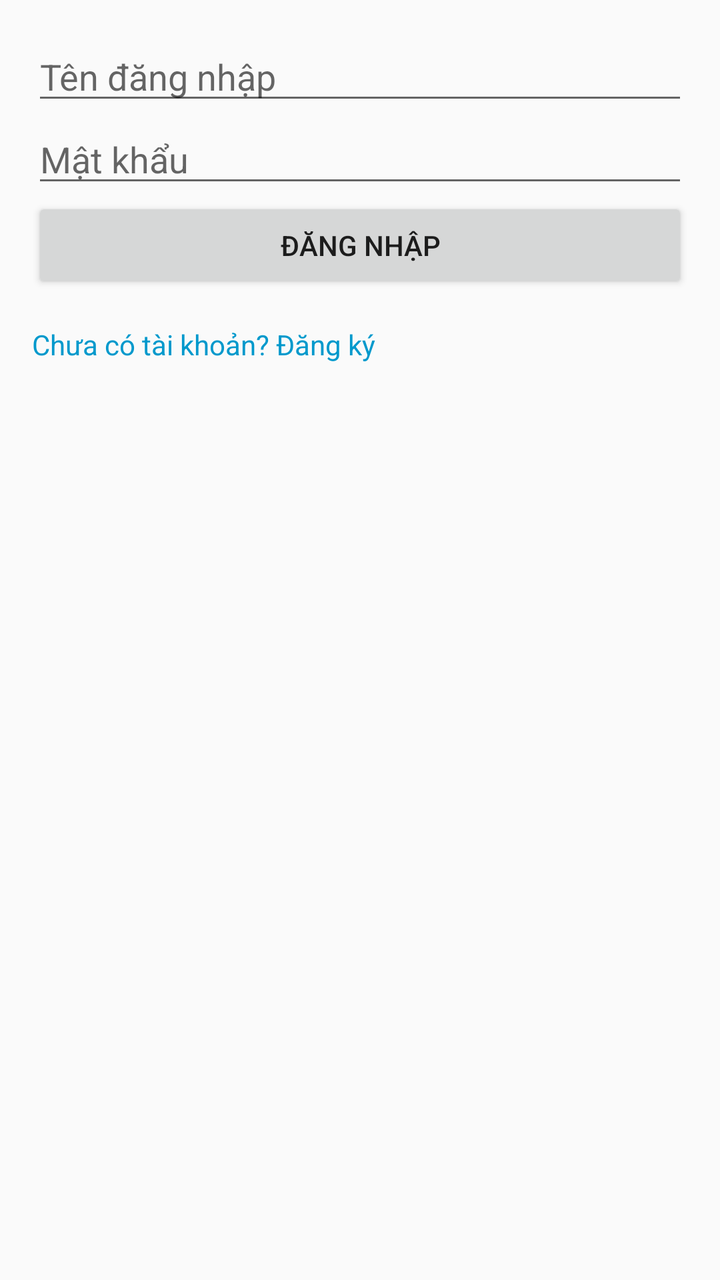
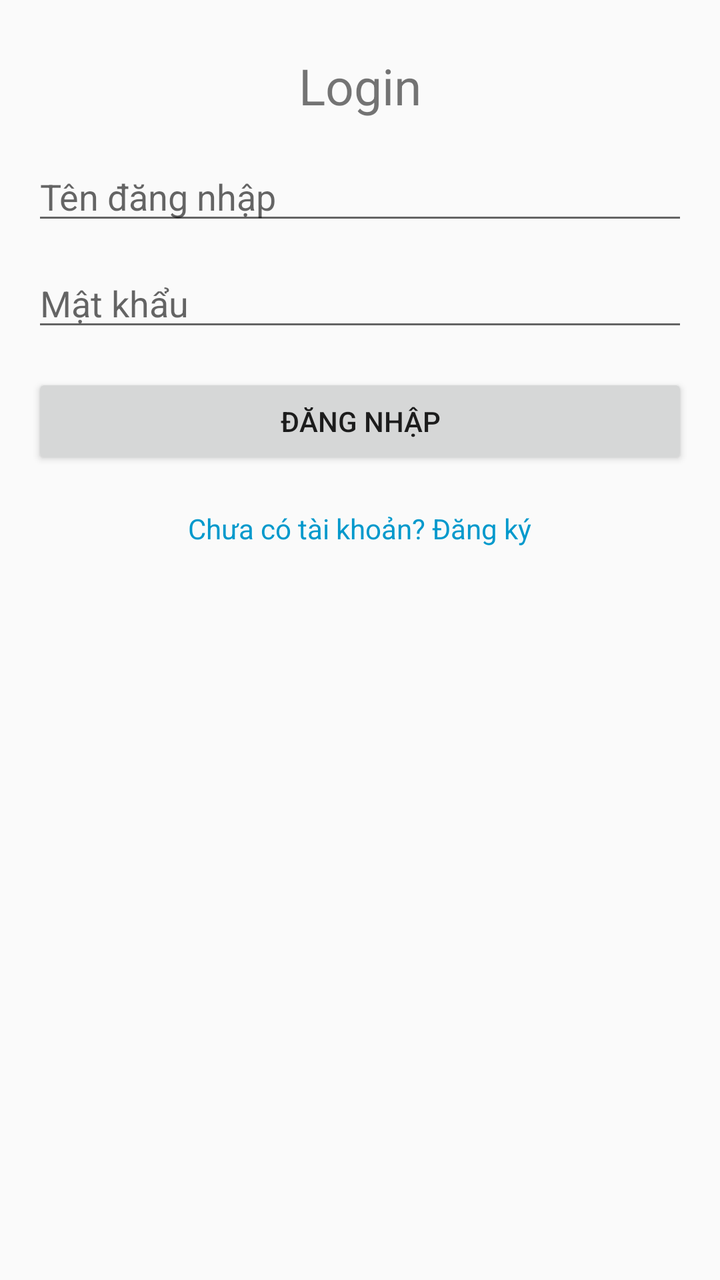

The first picture is an Android layout as it rendered before a commit; the second is the same layout after the commit. The layout source and the unified diff follow.
<!-- AndroidManifest.xml: application theme Theme.AppCompat.Light.NoActionBar -->
<!-- res/layout/activity_login.xml -->
<?xml version="1.0" encoding="utf-8"?>
<LinearLayout xmlns:android="http://schemas.android.com/apk/res/android"
    android:layout_width="match_parent"
    android:layout_height="match_parent"
    android:orientation="vertical"
    android:padding="16dp">

    <EditText
        android:id="@+id/edtUsername"
        android:layout_width="match_parent"
        android:layout_height="wrap_content"
        android:hint="Tên đăng nhập" />

    <EditText
        android:id="@+id/edtPassword"
        android:layout_width="match_parent"
        android:layout_height="wrap_content"
        android:hint="Mật khẩu"
        android:inputType="textPassword" />

    <Button
        android:id="@+id/btnLogin"
        android:layout_width="match_parent"
        android:layout_height="wrap_content"
        android:text="Đăng nhập" />

    <TextView
        android:id="@+id/tvRegister"
        android:layout_width="wrap_content"
        android:layout_height="wrap_content"
        android:text="Chưa có tài khoản? Đăng ký"
        android:textColor="@android:color/holo_blue_dark"
        android:paddingTop="16dp" />
</LinearLayout>
<!-- resources referenced by this layout -->
<resources>

</resources>

<!-- the commit's change to res/layout/activity_login.xml (unified diff, before → after) -->
@@ -1,28 +1,40 @@
 <?xml version="1.0" encoding="utf-8"?>
-<LinearLayout xmlns:android="http://schemas.android.com/apk/res/android"
+<RelativeLayout xmlns:android="http://schemas.android.com/apk/res/android"
     android:layout_width="match_parent"
     android:layout_height="match_parent"
-    android:orientation="vertical"
     android:padding="16dp">
-
+<TextView android:text="Login"
+ android:textSize="25sp"      
+  android:layout_marginTop="10dp"
+        android:layout_centerHorizontal="true"
+   android:layout_width="wrap_content"
+        android:layout_height="wrap_content" />
+    
     <EditText
+      android:layout_marginTop="60dp"
         android:id="@+id/edtUsername"
         android:layout_width="match_parent"
         android:layout_height="wrap_content"
         android:hint="Tên đăng nhập" />
 
+    
     <EditText
         android:id="@+id/edtPassword"
         android:layout_width="match_parent"
         android:layout_height="wrap_content"
         android:hint="Mật khẩu"
-        android:inputType="textPassword" />
+        android:inputType="textPassword"
+        android:layout_below="@id/edtUsername"
+        android:layout_marginTop="12dp" />
 
+    
     <Button
         android:id="@+id/btnLogin"
         android:layout_width="match_parent"
         android:layout_height="wrap_content"
-        android:text="Đăng nhập" />
+        android:text="Đăng nhập"
+        android:layout_below="@id/edtPassword"
+        android:layout_marginTop="16dp" />
 
     <TextView
         android:id="@+id/tvRegister"
@@ -30,5 +42,8 @@
         android:layout_height="wrap_content"
         android:text="Chưa có tài khoản? Đăng ký"
         android:textColor="@android:color/holo_blue_dark"
-        android:paddingTop="16dp" />
-</LinearLayout>
+        android:layout_below="@id/btnLogin"
+        android:layout_marginTop="20dp"
+        android:layout_centerHorizontal="true" />
+
+</RelativeLayout>
